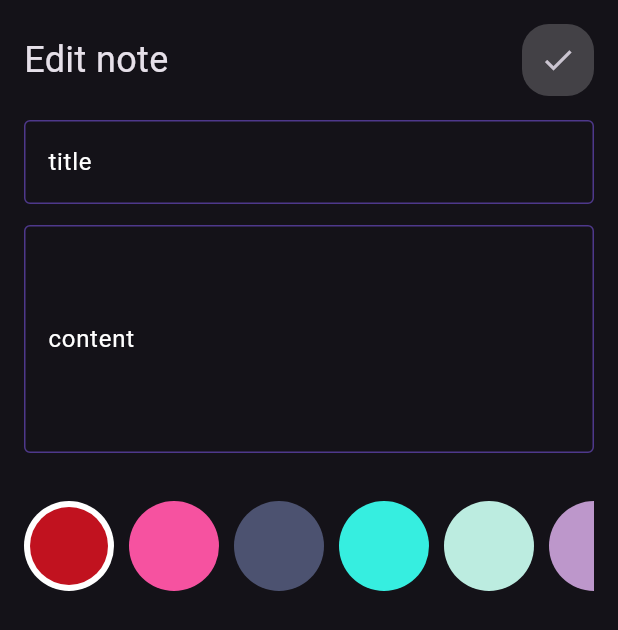
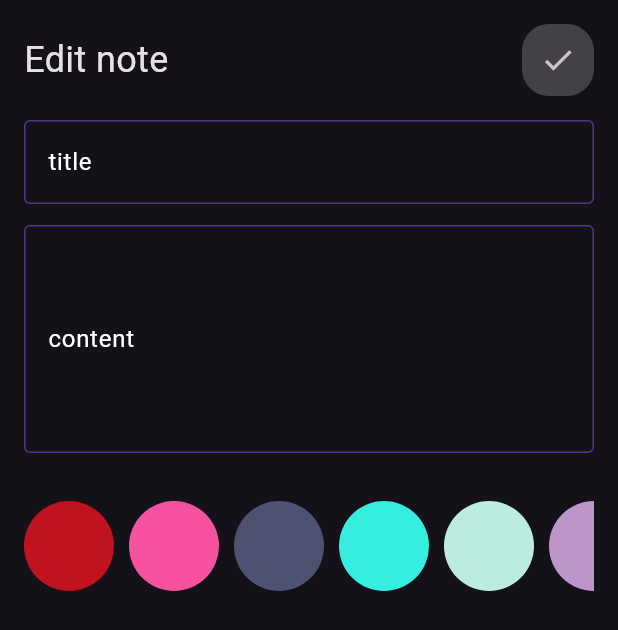
Before and after one commit to khaledgomah/notes_app, a Flutter app: the EditView screen opened directly with empty values, on a phone screen of 412 x 824 dp. Shown: the top 630 px of the screen. Run offline on Flutter 3.47's test engine with Material 3 defaults, Android fonts, the phone set to English and light mode, and no system bars; our stand-ins replace bloc, flutter_bloc, font_awesome_flutter, hive, hive_flutter; accounts and stored records are empty; statements that could not run were skipped.

Commit message:
fix bugs and refactor

```diff
--- a/lib/views/edit_view.dart
+++ b/lib/views/edit_view.dart
@@ -80,7 +80,8 @@ class _EditViewState extends State<EditView> {
                     const SizedBox(
                       height: 32,
                     ),
-                    ColorItemBuilder(colorsList: colorsList)
+                    ColorItemBuilder(colorsList: colorsList,
+                    colorIndex: colorsList.indexOf(Color(widget.note.color)),)
                   ],
                 )
               ],
--- a/lib/widgets/color_item_builder.dart
+++ b/lib/widgets/color_item_builder.dart
@@ -1,5 +1,7 @@
+// ignore_for_file: public_member_api_docs, sort_constructors_first
 import 'package:flutter/material.dart';
 import 'package:flutter_bloc/flutter_bloc.dart';
+import 'package:notes_app/constants.dart';
 import 'package:notes_app/cubits/cubit/notes_cubit.dart';
 import 'package:notes_app/widgets/color_item.dart';
 
@@ -7,15 +9,25 @@ class ColorItemBuilder extends StatefulWidget {
   const ColorItemBuilder({
     super.key,
     required this.colorsList,
+    this.colorIndex,
   });
   final List<Color> colorsList;
+  final int? colorIndex;
 
   @override
   State<ColorItemBuilder> createState() => _ColorItemBuilderState();
 }
 
 class _ColorItemBuilderState extends State<ColorItemBuilder> {
-  int selectedColorIndex = 0;
+  late int selectedColorIndex;
+  @override
+  void initState() {
+    selectedColorIndex = widget.colorIndex ?? 0;
+    BlocProvider.of<NotesCubit>(context).color =
+        widget.colorsList[selectedColorIndex];
+    super.initState();
+  }
+
   @override
   Widget build(BuildContext context) {
     return SizedBox(
--- a/lib/widgets/note_item.dart
+++ b/lib/widgets/note_item.dart
@@ -61,7 +61,9 @@ class NoteItem extends StatelessWidget {
             Padding(
               padding: const EdgeInsets.only(right: 24, bottom: 24),
               child: Text(
-                DateFormat.yMEd().format(DateTime.now()),
+                note.creatAt.day == DateTime.now().day
+                    ? DateFormat('jm').format(note.creatAt)
+                    : DateFormat.yMd().format(note.creatAt),
                 style: const TextStyle(color: Colors.black),
               ),
             )
```
